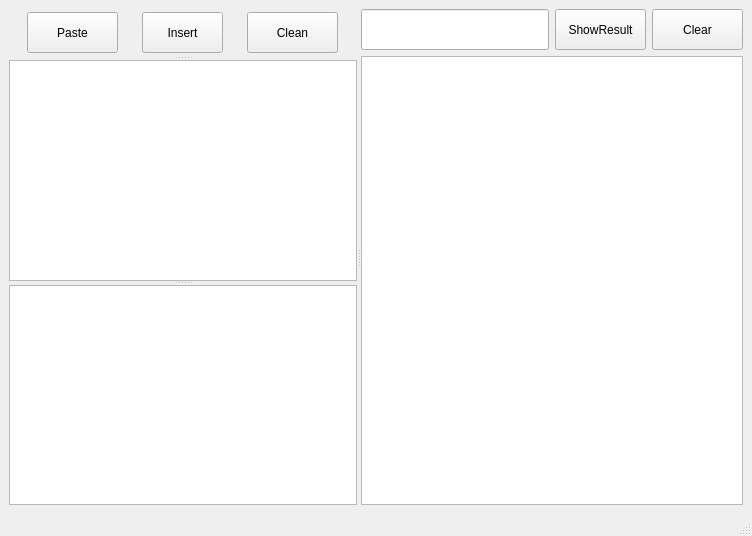
First picture: the form in AutoMyCCode/db/automyccode.ui, repository weilaidb/pyqt5, before the edit.
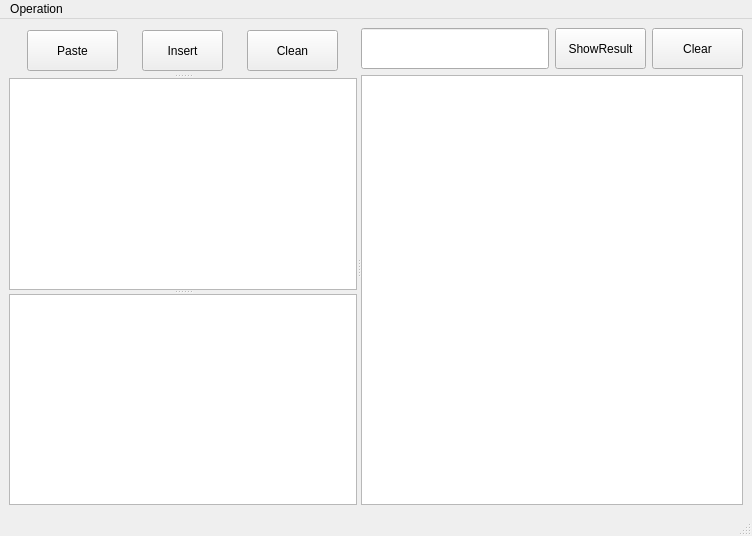
Second picture: the form after the edit.

The edit to the form file:
```diff
--- a/AutoMyCCode/db/automyccode.ui
+++ b/AutoMyCCode/db/automyccode.ui
@@ -167,6 +167,28 @@
    </layout>
   </widget>
   <widget class="QStatusBar" name="statusBar"/>
+  <widget class="QMenuBar" name="menuBar">
+   <property name="geometry">
+    <rect>
+     <x>0</x>
+     <y>0</y>
+     <width>752</width>
+     <height>23</height>
+    </rect>
+   </property>
+   <widget class="QMenu" name="menuOperation">
+    <property name="title">
+     <string>Operation</string>
+    </property>
+    <addaction name="actionSearchText"/>
+   </widget>
+   <addaction name="menuOperation"/>
+  </widget>
+  <action name="actionSearchText">
+   <property name="text">
+    <string>SearchText</string>
+   </property>
+  </action>
  </widget>
  <resources/>
  <connections/>
```
